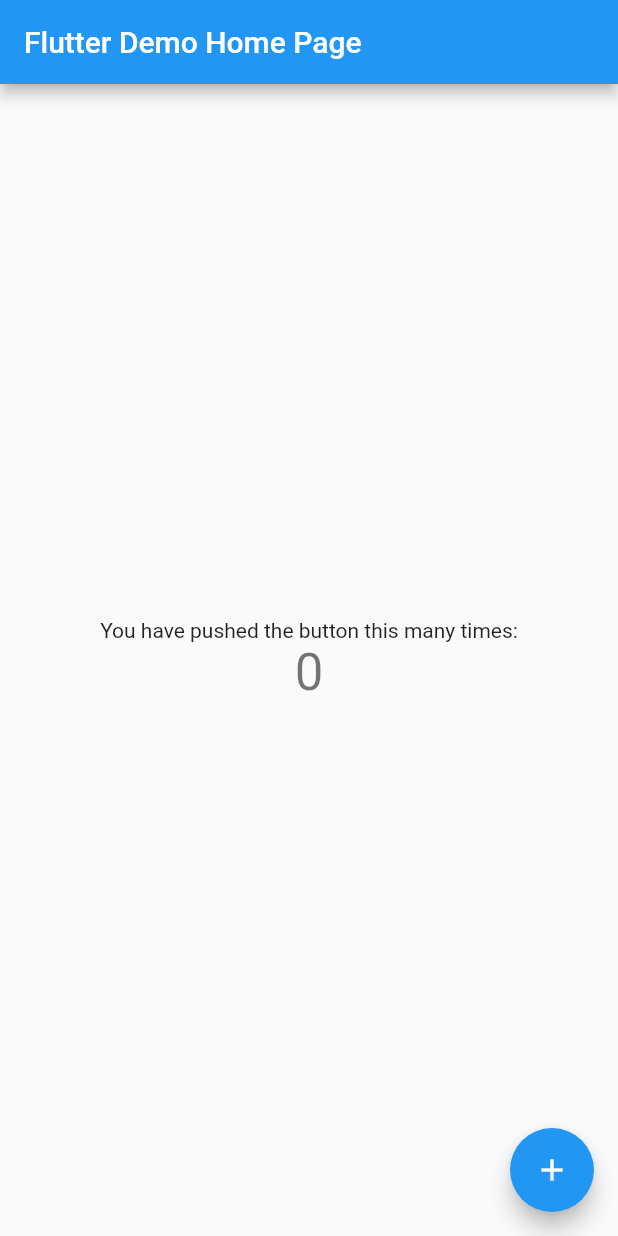
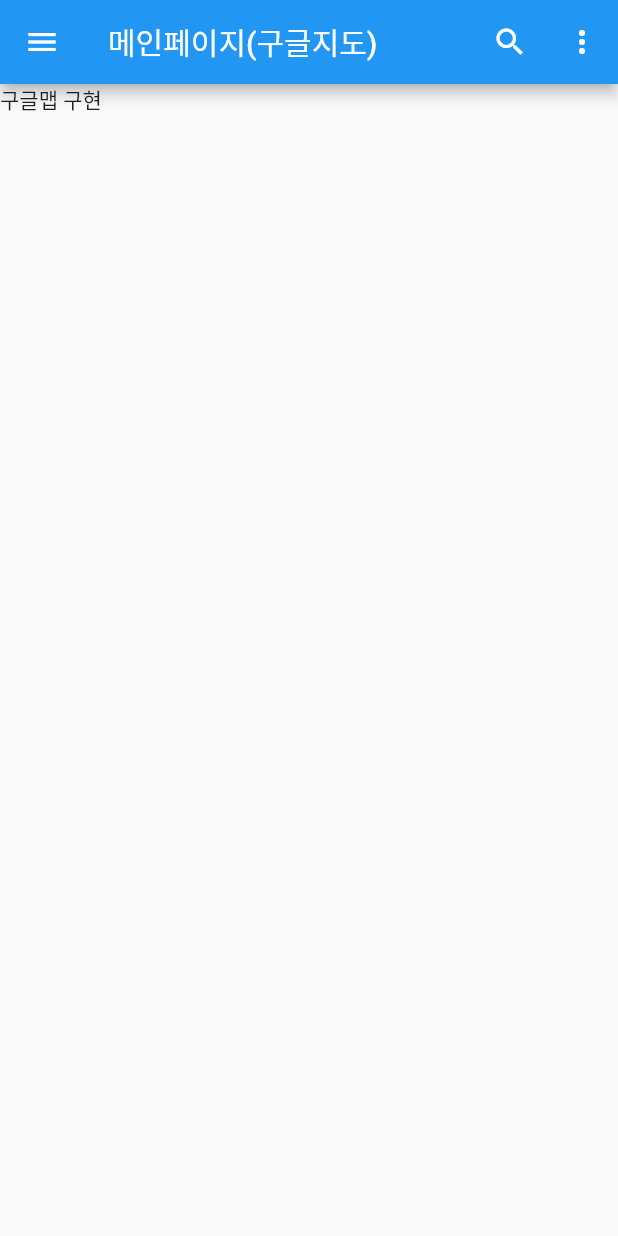
Before and after one commit to On-Jun9/EmergencyAlertApp, a Flutter app: the screen it shows after launch, on a phone screen of 412 x 824 dp. Run offline on Flutter 3.47's test engine with Material 2 defaults, Android fonts, the phone set to English and light mode, and no system bars.

Commit message:
초반 디자인 네비게이터

```diff
--- /dev/null
+++ b/lib/design/home.dart
@@ -0,0 +1,68 @@
+import 'package:flutter/material.dart';
+import 'package:flutter_team_project/design/testpage1.dart';
+
+class home extends StatelessWidget {
+  const home({Key? key}) : super(key: key);
+
+  @override
+  Widget build(BuildContext context) {
+    return Scaffold(
+        appBar: AppBar(
+          title: Text('메인페이지(구글지도)'),
+          actions: <Widget>[
+            IconButton(
+              onPressed: () {},//검색버튼(임시) 새로고침?
+              icon: Icon(Icons.search),
+            ),
+            IconButton(
+              onPressed: () {},//설정버튼(임시)
+              icon: Icon(Icons.more_vert),
+            ),
+          ],
+        ),
+
+        //사이드 메뉴 drawer
+        drawer: Drawer(
+          child: ListView(
+            // padding: EdgeInsets.only(right: 10.0),
+            children: <Widget>[
+              //메뉴 로그인
+              UserAccountsDrawerHeader(
+                  accountName: Text('구글 이름 구현'),
+                  accountEmail: Text('구글 이메일 구현')
+              ),
+              //메뉴 리스트
+              ListTile(
+                leading: Icon(//메뉴1 아이콘
+                  Icons.home,
+                  color: Colors.grey[850],
+                ),
+                title: Text('메뉴1'),//메뉴1 텍스트
+                onTap: (){//메뉴1 동작
+                  Navigator.push(//네비게이터
+                      context,
+                      MaterialPageRoute(//페이지 이동
+                          builder: (context)=> testpage1()
+                      )
+                  );
+                },
+                trailing: Icon(Icons.arrow_forward_ios),//메뉴1 화살표
+              ),
+              ListTile(
+                leading: Icon(//메뉴2 아이콘
+                  Icons.account_box,
+                  color: Colors.grey[850],
+                ),
+                title: Text('메뉴2'),//메뉴2 텍스트
+                onTap: (){},//메뉴2 동작
+                trailing: Icon(Icons.arrow_forward_ios),//메뉴2 화살표
+              )
+            ],
+          ),
+        ),
+
+        //홈 구글맵 구현
+        body: Text('구글맵 구현'),
+      );
+  }
+}
--- /dev/null
+++ b/lib/design/testpage1.dart
@@ -0,0 +1,15 @@
+import 'package:flutter/cupertino.dart';
+import 'package:flutter/material.dart';
+
+class testpage1 extends StatelessWidget {
+  const testpage1({Key? key}) : super(key: key);
+
+  @override
+  Widget build(BuildContext context) {
+    return Scaffold(
+      appBar: AppBar(
+        title: Text('테스트페이지 1'),
+      ),
+    );
+  }
+}
--- a/lib/main.dart
+++ b/lib/main.dart
@@ -1,4 +1,5 @@
 import 'package:flutter/material.dart';
+import 'package:flutter_team_project/design/home.dart';
 
 void main() {
   runApp(MyApp());
@@ -12,7 +13,6 @@ class MyApp extends StatelessWidget {
       title: 'Flutter Demo',
       theme: ThemeData(
         // This is the theme of your application.
-        //
         // Try running your application with "flutter run". You'll see the
         // application has a blue toolbar. Then, without quitting the app, try
         // changing the primarySwatch below to Colors.green and then invoke
@@ -22,92 +22,92 @@ class MyApp extends StatelessWidget {
         // is not restarted.
         primarySwatch: Colors.blue,
       ),
-      home: MyHomePage(title: 'Flutter Demo Home Page'),
+      home: home(),//시작화면 불러옴 -> 구글맵 home.dart
     );
   }
 }
-
-class MyHomePage extends StatefulWidget {
-  MyHomePage({Key? key, required this.title}) : super(key: key);
-
-  // This widget is the home page of your application. It is stateful, meaning
-  // that it has a State object (defined below) that contains fields that affect
-  // how it looks.
-
-  // This class is the configuration for the state. It holds the values (in this
-  // case the title) provided by the parent (in this case the App widget) and
-  // used by the build method of the State. Fields in a Widget subclass are
-  // always marked "final".
-
-  final String title;
-
-  @override
-  _MyHomePageState createState() => _MyHomePageState();
-}
-
-class _MyHomePageState extends State<MyHomePage> {
-  int _counter = 0;
-
-  void _incrementCounter() {
-    setState(() {
-      // This call to setState tells the Flutter framework that something has
-      // changed in this State, which causes it to rerun the build method below
-      // so that the display can reflect the updated values. If we changed
-      // _counter without calling setState(), then the build method would not be
-      // called again, and so nothing would appear to happen.
-      _counter++;
-    });
-  }
-
-  @override
-  Widget build(BuildContext context) {
-    // This method is rerun every time setState is called, for instance as done
-    // by the _incrementCounter method above.
-    //
-    // The Flutter framework has been optimized to make rerunning build methods
-    // fast, so that you can just rebuild anything that needs updating rather
-    // than having to individually change instances of widgets.
-    return Scaffold(
-      appBar: AppBar(
-        // Here we take the value from the MyHomePage object that was created by
-        // the App.build method, and use it to set our appbar title.
-        title: Text(widget.title),
-      ),
-      body: Center(
-        // Center is a layout widget. It takes a single child and positions it
-        // in the middle of the parent.
-        child: Column(
-          // Column is also a layout widget. It takes a list of children and
-          // arranges them vertically. By default, it sizes itself to fit its
-          // children horizontally, and tries to be as tall as its parent.
-          //
-          // Invoke "debug painting" (press "p" in the console, choose the
-          // "Toggle Debug Paint" action from the Flutter Inspector in Android
-          // Studio, or the "Toggle Debug Paint" command in Visual Studio Code)
-          // to see the wireframe for each widget.
-          //
-          // Column has various properties to control how it sizes itself and
-          // how it positions its children. Here we use mainAxisAlignment to
-          // center the children vertically; the main axis here is the vertical
-          // axis because Columns are vertical (the cross axis would be
-          // horizontal).
-          mainAxisAlignment: MainAxisAlignment.center,
-          children: <Widget>[
-            Text(
-              'You have pushed the button this many times:',
-            ),
-            Text(
-              '$_counter',
-              style: Theme.of(context).textTheme.headline4,
-            ),
-          ],
-        ),
-      ),
-      floatingActionButton: FloatingActionButton(
-        onPressed: _incrementCounter,
-        tooltip: 'Increment',
-        child: Icon(Icons.add),
-      ), // This trailing comma makes auto-formatting nicer for build methods.
-    );
-  }
-}
+//
+// class MyHomePage extends StatefulWidget {
+//   MyHomePage({Key? key, required this.title}) : super(key: key);
+//
+//   // This widget is the home page of your application. It is stateful, meaning
+//   // that it has a State object (defined below) that contains fields that affect
+//   // how it looks.
+//
+//   // This class is the configuration for the state. It holds the values (in this
+//   // case the title) provided by the parent (in this case the App widget) and
+//   // used by the build method of the State. Fields in a Widget subclass are
+//   // always marked "final".
+//
+//   final String title;
+//
+//   @override
+//   _MyHomePageState createState() => _MyHomePageState();
+// }
+//
+// class _MyHomePageState extends State<MyHomePage> {
+//   int _counter = 0;
+//
+//   void _incrementCounter() {
+//     setState(() {
+//       // This call to setState tells the Flutter framework that something has
+//       // changed in this State, which causes it to rerun the build method below
+//       // so that the display can reflect the updated values. If we changed
+//       // _counter without calling setState(), then the build method would not be
+//       // called again, and so nothing would appear to happen.
+//       _counter++;
+//     });
+//   }
+//
+//   @override
+//   Widget build(BuildContext context) {
+//     // This method is rerun every time setState is called, for instance as done
+//     // by the _incrementCounter method above.
+//     //
+//     // The Flutter framework has been optimized to make rerunning build methods
+//     // fast, so that you can just rebuild anything that needs updating rather
+//     // than having to individually change instances of widgets.
+//     return Scaffold(
+//       appBar: AppBar(
+//         // Here we take the value from the MyHomePage object that was created by
+//         // the App.build method, and use it to set our appbar title.
+//         title: Text(widget.title),
+//       ),
+//       body: Center(
+//         // Center is a layout widget. It takes a single child and positions it
+//         // in the middle of the parent.
+//         child: Column(
+//           // Column is also a layout widget. It takes a list of children and
+//           // arranges them vertically. By default, it sizes itself to fit its
+//           // children horizontally, and tries to be as tall as its parent.
+//           //
+//           // Invoke "debug painting" (press "p" in the console, choose the
+//           // "Toggle Debug Paint" action from the Flutter Inspector in Android
+//           // Studio, or the "Toggle Debug Paint" command in Visual Studio Code)
+//           // to see the wireframe for each widget.
+//           //
+//           // Column has various properties to control how it sizes itself and
+//           // how it positions its children. Here we use mainAxisAlignment to
+//           // center the children vertically; the main axis here is the vertical
+//           // axis because Columns are vertical (the cross axis would be
+//           // horizontal).
+//           mainAxisAlignment: MainAxisAlignment.center,
+//           children: <Widget>[
+//             Text(
+//               'You have pushed the button this many times:',
+//             ),
+//             Text(
+//               '$_counter',
+//               style: Theme.of(context).textTheme.headline4,
+//             ),
+//           ],
+//         ),
+//       ),
+//       floatingActionButton: FloatingActionButton(
+//         onPressed: _incrementCounter,
+//         tooltip: 'Increment',
+//         child: Icon(Icons.add),
+//       ), // This trailing comma makes auto-formatting nicer for build methods.
+//     );
+//   }
+// }
```
